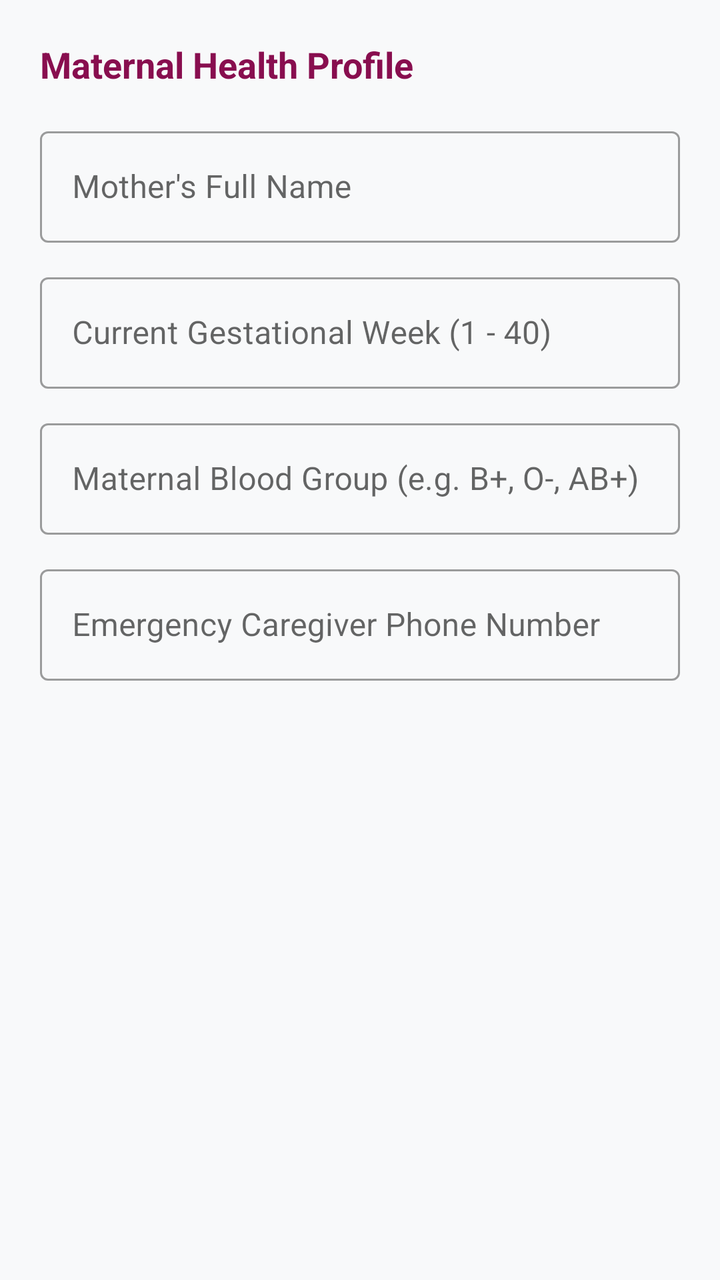
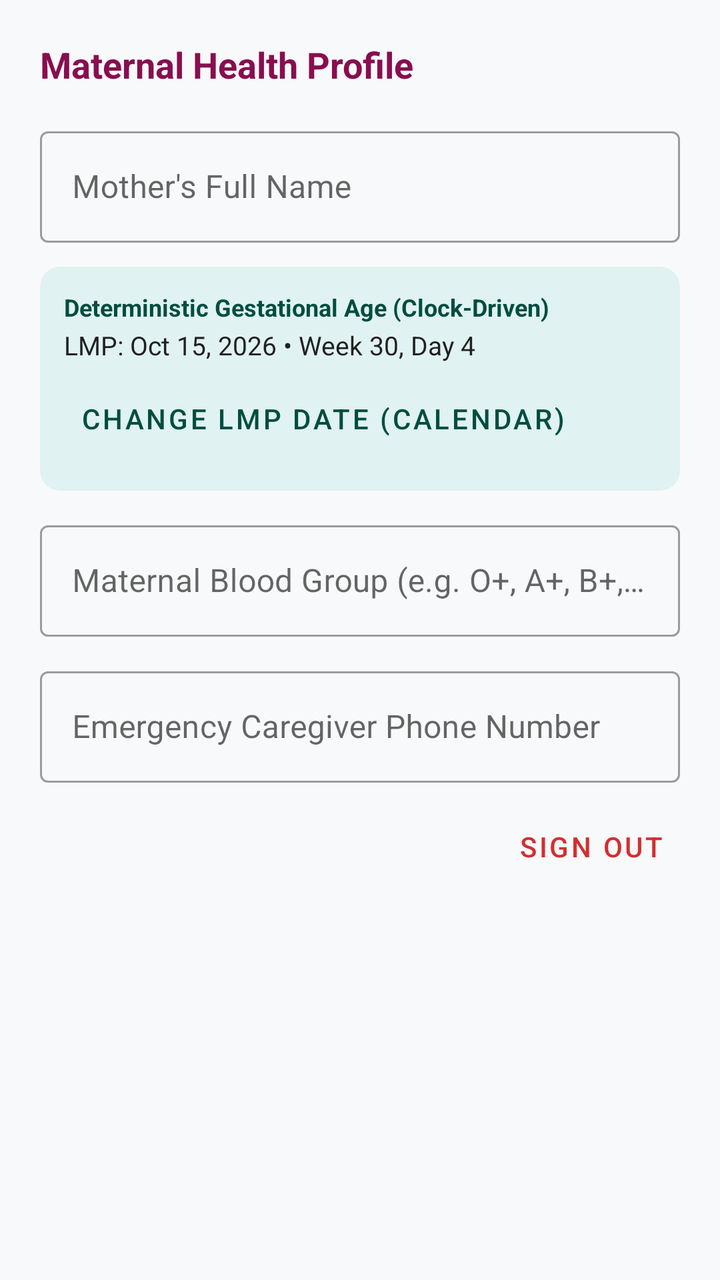

Screens rendered from an Android XML layout before and after an edit, with the pre-edit source and the edit as a unified diff.
<!-- AndroidManifest.xml: application theme Theme.MaaCare -->
<!-- res/layout/dialog_edit_profile.xml -->
<?xml version="1.0" encoding="utf-8"?>
<LinearLayout xmlns:android="http://schemas.android.com/apk/res/android"
    xmlns:app="http://schemas.android.com/apk/res-auto"
    android:layout_width="match_parent"
    android:layout_height="wrap_content"
    android:orientation="vertical"
    android:padding="20dp">

    <TextView
        android:layout_width="wrap_content"
        android:layout_height="wrap_content"
        android:layout_marginBottom="16dp"
        android:text="Maternal Health Profile"
        android:textColor="@color/primary_dark"
        android:textSize="18sp"
        android:textStyle="bold" />

    <com.google.android.material.textfield.TextInputLayout
        style="@style/Widget.MaterialComponents.TextInputLayout.OutlinedBox"
        android:layout_width="match_parent"
        android:layout_height="wrap_content"
        android:layout_marginBottom="12dp"
        android:hint="Mother's Full Name">

        <com.google.android.material.textfield.TextInputEditText
            android:id="@+id/et_profile_name"
            android:layout_width="match_parent"
            android:layout_height="wrap_content"
            android:inputType="textPersonName" />
    </com.google.android.material.textfield.TextInputLayout>

    <com.google.android.material.textfield.TextInputLayout
        style="@style/Widget.MaterialComponents.TextInputLayout.OutlinedBox"
        android:layout_width="match_parent"
        android:layout_height="wrap_content"
        android:layout_marginBottom="12dp"
        android:hint="Current Gestational Week (1 - 40)">

        <com.google.android.material.textfield.TextInputEditText
            android:id="@+id/et_profile_week"
            android:layout_width="match_parent"
            android:layout_height="wrap_content"
            android:inputType="number" />
    </com.google.android.material.textfield.TextInputLayout>

    <com.google.android.material.textfield.TextInputLayout
        style="@style/Widget.MaterialComponents.TextInputLayout.OutlinedBox"
        android:layout_width="match_parent"
        android:layout_height="wrap_content"
        android:layout_marginBottom="12dp"
        android:hint="Maternal Blood Group (e.g. B+, O-, AB+)">

        <com.google.android.material.textfield.TextInputEditText
            android:id="@+id/et_profile_blood_group"
            android:layout_width="match_parent"
            android:layout_height="wrap_content"
            android:inputType="textCapCharacters" />
    </com.google.android.material.textfield.TextInputLayout>

    <com.google.android.material.textfield.TextInputLayout
        style="@style/Widget.MaterialComponents.TextInputLayout.OutlinedBox"
        android:layout_width="match_parent"
        android:layout_height="wrap_content"
        android:layout_marginBottom="8dp"
        android:hint="Emergency Caregiver Phone Number">

        <com.google.android.material.textfield.TextInputEditText
            android:id="@+id/et_profile_emergency_phone"
            android:layout_width="match_parent"
            android:layout_height="wrap_content"
            android:inputType="phone" />
    </com.google.android.material.textfield.TextInputLayout>

</LinearLayout>
<!-- resources referenced by this layout -->
<resources>
  <color name="primary_dark">#880E4F</color>
  <style name="Theme.MaaCare" parent="Theme.MaterialComponents.DayNight.NoActionBar">
          
          <item name="colorPrimary">@color/primary</item>
          <item name="colorPrimaryVariant">@color/primary_dark</item>
          <item name="colorOnPrimary">@color/white</item>
          
          
          <item name="colorSecondary">@color/secondary</item>
          <item name="colorSecondaryVariant">@color/secondary_dark</item>
          <item name="colorOnSecondary">@color/white</item>
          
          
          <item name="android:statusBarColor">@color/primary_dark</item>
          <item name="android:windowLightStatusBar" tools:targetApi="m">false</item>
          
          <item name="android:windowBackground">@color/background_light</item>
      </style>
  <color name="primary">#C2185B</color>
  <color name="white">#FFFFFF</color>
  <color name="secondary">#00897B</color>
  <color name="secondary_dark">#004D40</color>
  <color name="background_light">#F8F9FA</color>
</resources>

<!-- the commit's change to res/layout/dialog_edit_profile.xml (unified diff, before → after) -->
@@ -29,26 +29,55 @@
             android:inputType="textPersonName" />
     </com.google.android.material.textfield.TextInputLayout>
 
-    <com.google.android.material.textfield.TextInputLayout
-        style="@style/Widget.MaterialComponents.TextInputLayout.OutlinedBox"
+    
+    <com.google.android.material.card.MaterialCardView
         android:layout_width="match_parent"
         android:layout_height="wrap_content"
         android:layout_marginBottom="12dp"
-        android:hint="Current Gestational Week (1 - 40)">
+        app:cardBackgroundColor="@color/secondary_light"
+        app:cardCornerRadius="10dp"
+        app:cardElevation="0dp">
 
-        <com.google.android.material.textfield.TextInputEditText
-            android:id="@+id/et_profile_week"
+        <LinearLayout
             android:layout_width="match_parent"
             android:layout_height="wrap_content"
-            android:inputType="number" />
-    </com.google.android.material.textfield.TextInputLayout>
+            android:orientation="vertical"
+            android:padding="12dp">
+
+            <TextView
+                android:layout_width="wrap_content"
+                android:layout_height="wrap_content"
+                android:text="Deterministic Gestational Age (Clock-Driven)"
+                android:textColor="@color/secondary_dark"
+                android:textSize="12sp"
+                android:textStyle="bold" />
+
+            <TextView
+                android:id="@+id/tv_profile_lmp_display"
+                android:layout_width="wrap_content"
+                android:layout_height="wrap_content"
+                android:layout_marginTop="2dp"
+                android:text="LMP: Oct 15, 2026 • Week 30, Day 4"
+                android:textColor="@color/text_primary"
+                android:textSize="13sp" />
+
+            <com.google.android.material.button.MaterialButton
+                android:id="@+id/btn_profile_pick_lmp"
+                style="@style/Widget.MaterialComponents.Button.TextButton"
+                android:layout_width="wrap_content"
+                android:layout_height="wrap_content"
+                android:layout_marginTop="4dp"
+                android:text="Change LMP Date (Calendar)"
+                android:textColor="@color/secondary_dark" />
+        </LinearLayout>
+    </com.google.android.material.card.MaterialCardView>
 
     <com.google.android.material.textfield.TextInputLayout
         style="@style/Widget.MaterialComponents.TextInputLayout.OutlinedBox"
         android:layout_width="match_parent"
         android:layout_height="wrap_content"
         android:layout_marginBottom="12dp"
-        android:hint="Maternal Blood Group (e.g. B+, O-, AB+)">
+        android:hint="Maternal Blood Group (e.g. O+, A+, B+, AB-)">
 
         <com.google.android.material.textfield.TextInputEditText
             android:id="@+id/et_profile_blood_group"
@@ -71,4 +100,13 @@
             android:inputType="phone" />
     </com.google.android.material.textfield.TextInputLayout>
 
+    <com.google.android.material.button.MaterialButton
+        android:id="@+id/btn_profile_logout"
+        style="@style/Widget.MaterialComponents.Button.TextButton"
+        android:layout_width="wrap_content"
+        android:layout_height="wrap_content"
+        android:layout_gravity="end"
+        android:text="Sign Out"
+        android:textColor="@color/emergency_red" />
+
 </LinearLayout>
<!-- resource entries referenced after the edit -->
@@ -1,5 +1,6 @@
 <!-- resources referenced by this layout -->
 <resources>
+  <color name="emergency_red">#D32F2F</color>
   <color name="primary_dark">#880E4F</color>
   <style name="Theme.MaaCare" parent="Theme.MaterialComponents.DayNight.NoActionBar">
           
@@ -22,6 +23,8 @@
   <color name="white">#FFFFFF</color>
   <color name="secondary">#00897B</color>
   <color name="secondary_dark">#004D40</color>
+  <color name="secondary_light">#E0F2F1</color>
+  <color name="text_primary">#212121</color>
   <color name="background_light">#F8F9FA</color>
 </resources>
 
